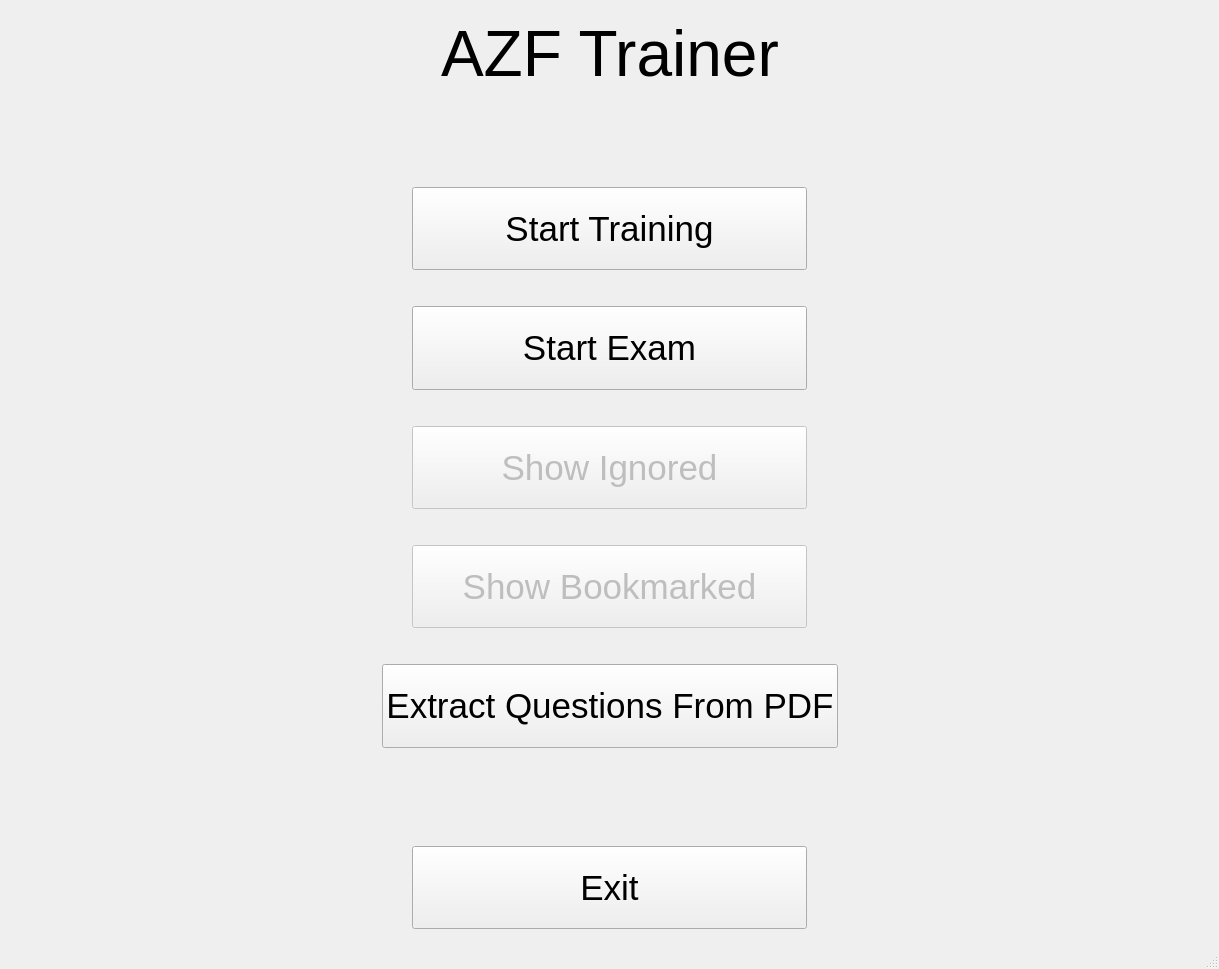
First picture: the form in pilot_utils/azf_trainer/ui/main_window.ui, repository jufi2112/pilot_utils, before the edit.
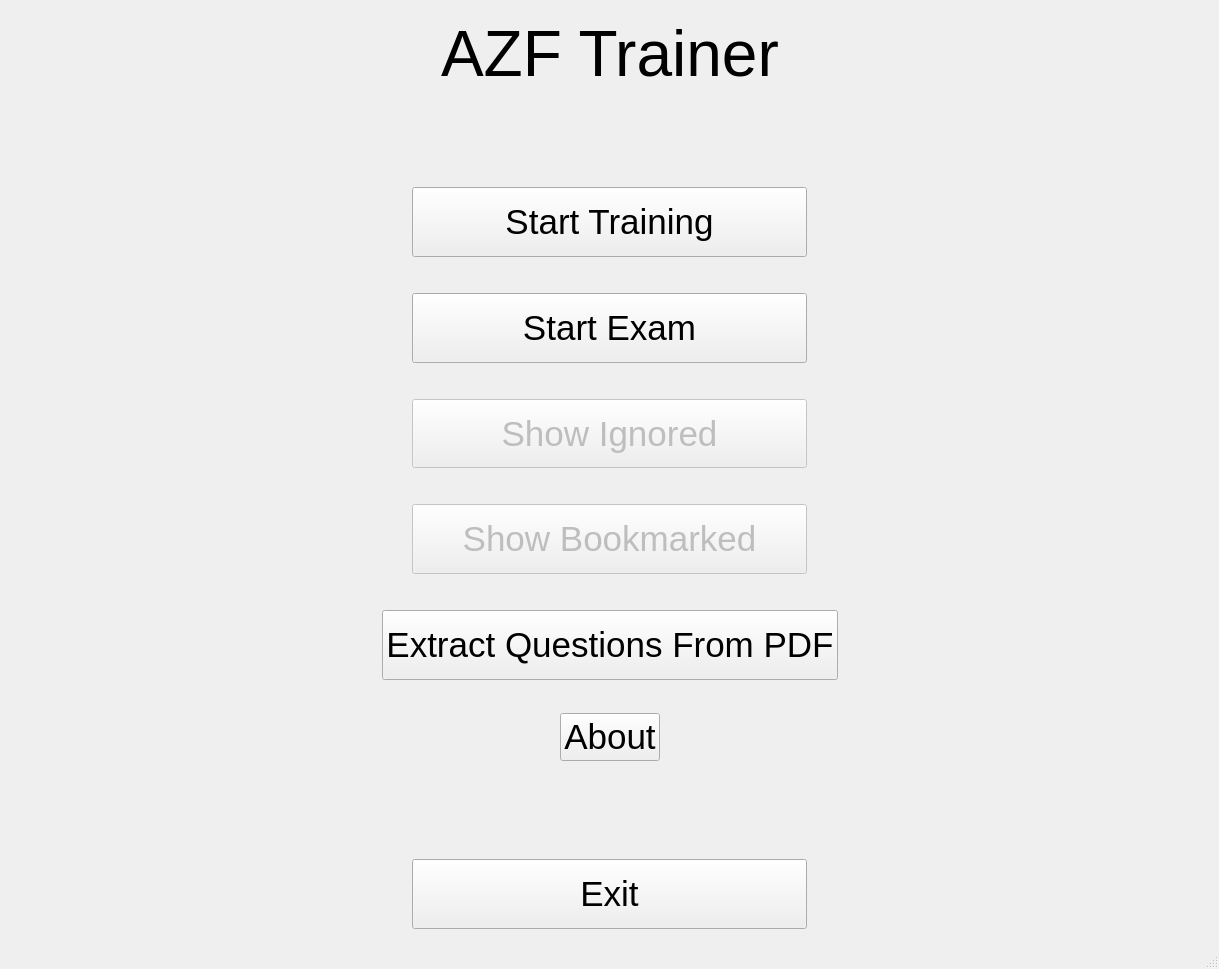
Second picture: the form after the edit.

Commit message: added about button, added icons for bookmark and hide options (issue #4)

Patch:
```diff
--- a/pilot_utils/azf_trainer/ui/main_window.ui
+++ b/pilot_utils/azf_trainer/ui/main_window.ui
@@ -387,6 +387,64 @@
           </item>
          </layout>
         </item>
+        <item>
+         <spacer name="verticalSpacer_7">
+          <property name="orientation">
+           <enum>Qt::Vertical</enum>
+          </property>
+          <property name="sizeType">
+           <enum>QSizePolicy::Maximum</enum>
+          </property>
+          <property name="sizeHint" stdset="0">
+           <size>
+            <width>20</width>
+            <height>27</height>
+           </size>
+          </property>
+         </spacer>
+        </item>
+        <item>
+         <layout class="QHBoxLayout" name="horizontalLayout_9">
+          <item>
+           <spacer name="horizontalSpacer_15">
+            <property name="orientation">
+             <enum>Qt::Horizontal</enum>
+            </property>
+            <property name="sizeHint" stdset="0">
+             <size>
+              <width>40</width>
+              <height>20</height>
+             </size>
+            </property>
+           </spacer>
+          </item>
+          <item>
+           <widget class="QPushButton" name="button_about">
+            <property name="font">
+             <font>
+              <pointsize>26</pointsize>
+             </font>
+            </property>
+            <property name="text">
+             <string>About</string>
+            </property>
+           </widget>
+          </item>
+          <item>
+           <spacer name="horizontalSpacer_16">
+            <property name="orientation">
+             <enum>Qt::Horizontal</enum>
+            </property>
+            <property name="sizeHint" stdset="0">
+             <size>
+              <width>40</width>
+              <height>20</height>
+             </size>
+            </property>
+           </spacer>
+          </item>
+         </layout>
+        </item>
         <item>
          <spacer name="verticalSpacer_4">
           <property name="orientation">
```
The commit also changes 17 other files.
